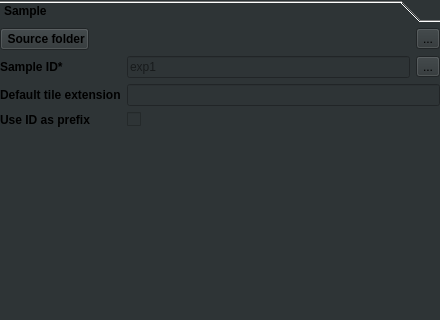
Above: ClearMap/gui/creator/sample_tab.ui from ClearAnatomics/ClearMap before the change; both pictures show x 0 to 440 and y 0 to 320 of the 440 by 602 pixel window. Below: the same form after it.
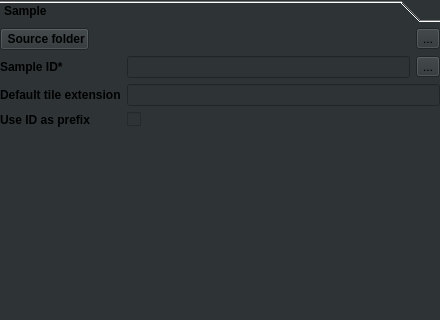
That is the form after the change. Icons and pictures are not drawn.

Commit message: UPDATE: Removes placeholder text in sample_tab sample id

The edit to the form file:
```diff
--- a/ClearMap/gui/creator/sample_tab.ui
+++ b/ClearMap/gui/creator/sample_tab.ui
@@ -144,11 +144,7 @@
        <item row="1" column="1">
         <layout class="QHBoxLayout" name="horizontalLayout_9">
          <item>
-          <widget class="QLineEdit" name="sampleIdTxt">
-           <property name="placeholderText">
-            <string>exp1</string>
-           </property>
-          </widget>
+          <widget class="QLineEdit" name="sampleIdTxt"/>
          </item>
          <item>
           <widget class="QToolButton" name="sampleIdLabelInfoToolButton">
```
